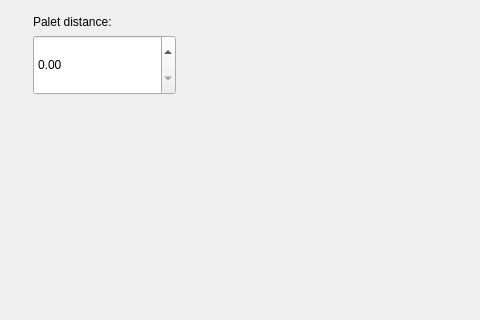
The window that mainwindow.ui (mishkoLitvin/L_Aries-progect) describes before a commit, drawn with Qt 5; both pictures show x 0 to 480 and y 88 to 408 of the 859 by 768 pixel window.
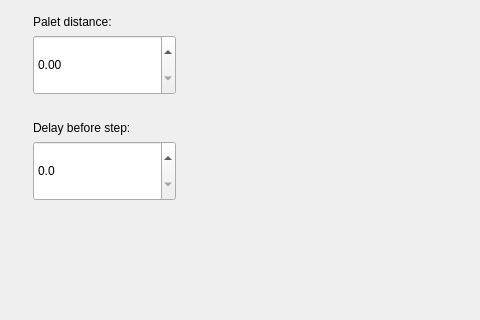
The same window after the commit. Icons and pictures are not drawn.

Commit message: Time cycle delay widget added. variables and functions written

```diff
--- a/mainwindow.ui
+++ b/mainwindow.ui
@@ -211,6 +211,56 @@
            </layout>
           </widget>
          </item>
+         <item>
+          <widget class="QWidget" name="widgetStepDelay" native="true">
+           <property name="minimumSize">
+            <size>
+             <width>0</width>
+             <height>100</height>
+            </size>
+           </property>
+           <property name="maximumSize">
+            <size>
+             <width>165</width>
+             <height>16777215</height>
+            </size>
+           </property>
+           <layout class="QVBoxLayout" name="verticalLayout_5">
+            <item>
+             <widget class="QLabel" name="labelDelay">
+              <property name="text">
+               <string>Delay before step:</string>
+              </property>
+             </widget>
+            </item>
+            <item>
+             <widget class="QDoubleSpinBox" name="dSpinBoxStepDelay">
+              <property name="minimumSize">
+               <size>
+                <width>0</width>
+                <height>60</height>
+               </size>
+              </property>
+              <property name="maximumSize">
+               <size>
+                <width>160</width>
+                <height>16777215</height>
+               </size>
+              </property>
+              <property name="decimals">
+               <number>1</number>
+              </property>
+              <property name="maximum">
+               <double>10.000000000000000</double>
+              </property>
+              <property name="singleStep">
+               <double>0.500000000000000</double>
+              </property>
+             </widget>
+            </item>
+           </layout>
+          </widget>
+         </item>
          <item>
           <spacer name="verticalSpacer">
            <property name="orientation">
```
The commit also changes 4 other files.
